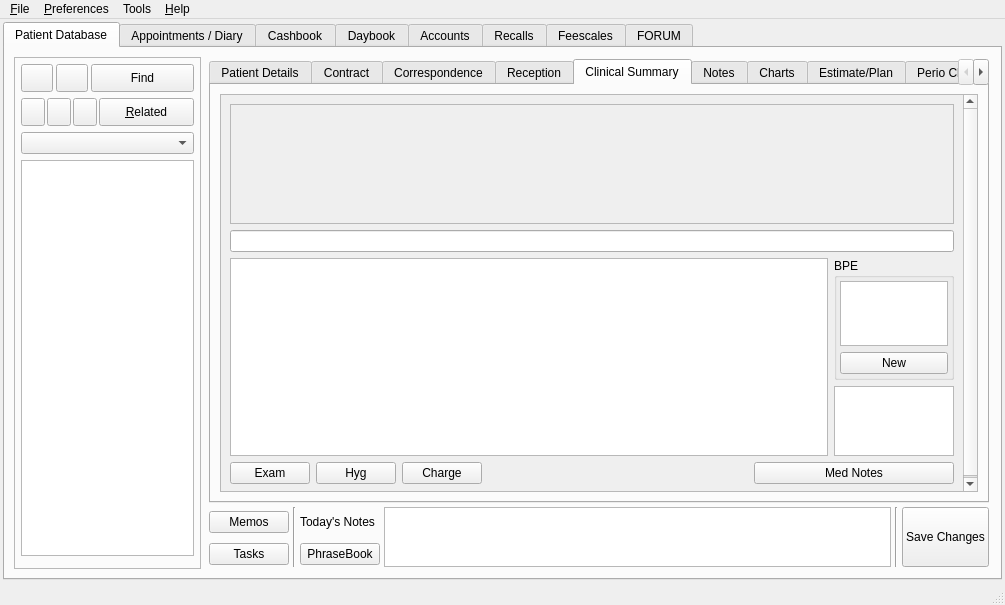
Old version of the form src/openmolar/qt-designer/main.ui in the repository rowinggolfer/openmolar1.
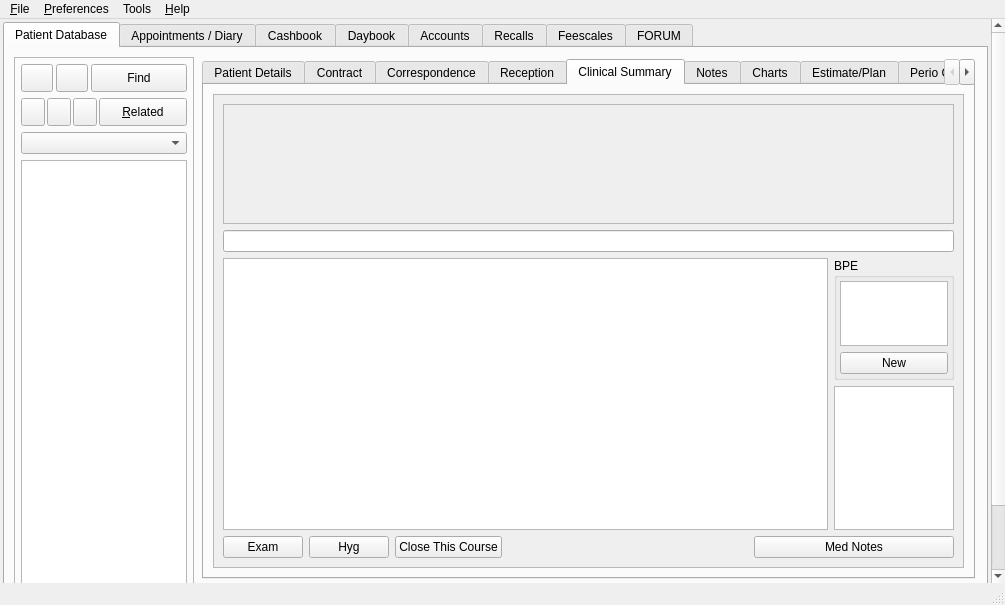
New version of the form. The open tabs and pages were chosen to show the change. Icons and pictures are not drawn.

Commit message: now updates static chart on course close.

Patch:
```diff
--- a/src/openmolar/qt-designer/main.ui
+++ b/src/openmolar/qt-designer/main.ui
@@ -452,7 +452,7 @@
                <property name="spacing">
                 <number>4</number>
                </property>
-               <item row="0" column="0" colspan="6">
+               <item row="0" column="0" colspan="9">
                 <widget class="QTabWidget" name="tabWidget">
                  <property name="currentIndex">
                   <number>6</number>
@@ -2459,8 +2459,8 @@
                       <property name="geometry">
                        <rect>
                         <x>0</x>
-                        <y>0</y>
-                        <width>599</width>
+                        <y>-38</y>
+                        <width>736</width>
                         <height>426</height>
                        </rect>
                       </property>
@@ -2598,7 +2598,7 @@
                          <item>
                           <widget class="QPushButton" name="charge_pushButton">
                            <property name="text">
-                            <string>Charge</string>
+                            <string>Close This Course</string>
                            </property>
                           </widget>
                          </item>
@@ -3621,14 +3621,7 @@
                  </property>
                 </widget>
                </item>
-               <item row="1" column="2">
-                <widget class="QLabel" name="label_39">
-                 <property name="text">
-                  <string>Today's Notes</string>
-                 </property>
-                </widget>
-               </item>
-               <item row="1" column="3" rowspan="2">
+               <item row="1" column="4" rowspan="2">
                 <widget class="QTextEdit" name="notesEnter_textEdit">
                  <property name="maximumSize">
                   <size>
@@ -3641,14 +3634,7 @@
                  </property>
                 </widget>
                </item>
-               <item row="1" column="4" rowspan="2">
-                <widget class="Line" name="line_2">
-                 <property name="orientation">
-                  <enum>Qt::Vertical</enum>
-                 </property>
-                </widget>
-               </item>
-               <item row="1" column="5" rowspan="2">
+               <item row="1" column="8" rowspan="2">
                 <widget class="QPushButton" name="saveButton">
                  <property name="maximumSize">
                   <size>
@@ -3682,7 +3668,30 @@
                  </property>
                 </widget>
                </item>
-               <item row="2" column="2">
+               <item row="1" column="3" rowspan="2">
+                <widget class="QLabel" name="completed_label">
+                 <property name="minimumSize">
+                  <size>
+                   <width>70</width>
+                   <height>0</height>
+                  </size>
+                 </property>
+                 <property name="text">
+                  <string>TextLabel</string>
+                 </property>
+                 <property name="wordWrap">
+                  <bool>true</bool>
+                 </property>
+                </widget>
+               </item>
+               <item row="1" column="6">
+                <widget class="QLabel" name="label_39">
+                 <property name="text">
+                  <string>Today's Notes</string>
+                 </property>
+                </widget>
+               </item>
+               <item row="2" column="6">
                 <widget class="QPushButton" name="phraseBook_pushButton">
                  <property name="text">
                   <string>PhraseBook</string>
@@ -3696,6 +3705,13 @@
                  </property>
                 </widget>
                </item>
+               <item row="1" column="7" rowspan="2">
+                <widget class="Line" name="line_2">
+                 <property name="orientation">
+                  <enum>Qt::Vertical</enum>
+                 </property>
+                </widget>
+               </item>
               </layout>
              </widget>
             </item>
```
Left out of the diff: 12 changed lines with no effect on the pictures. The commit also changes 10 other files.
